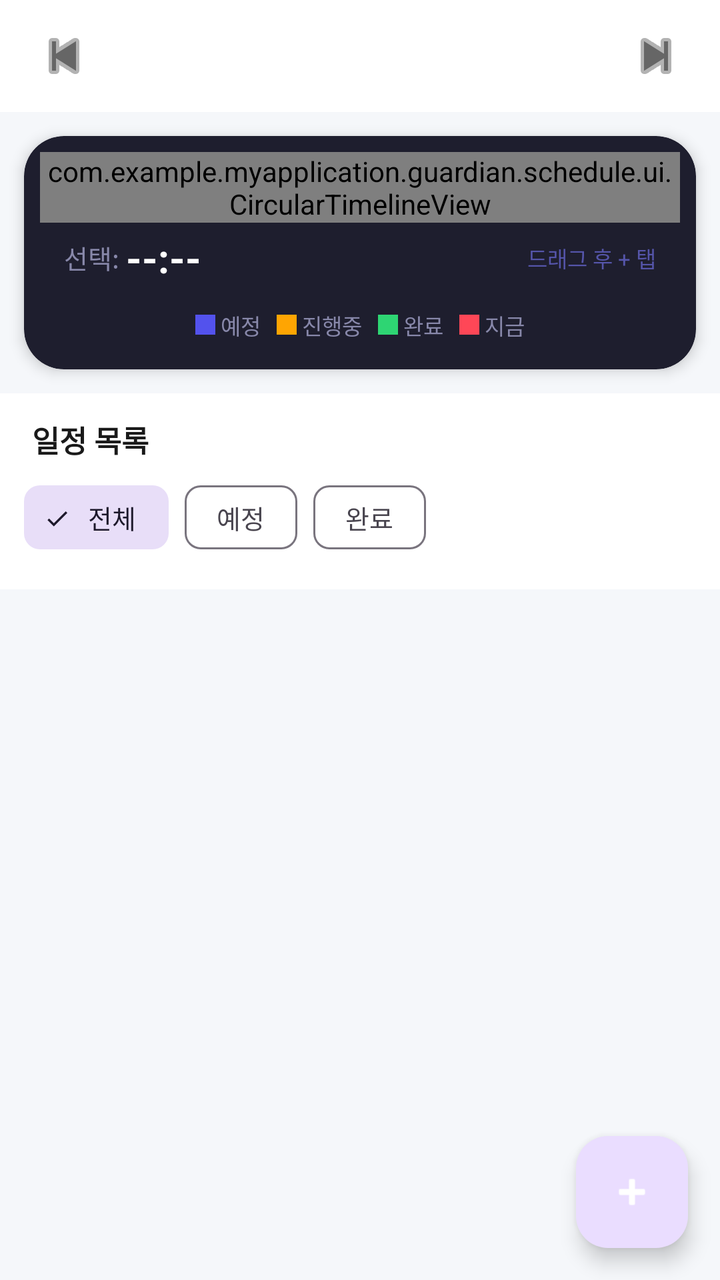
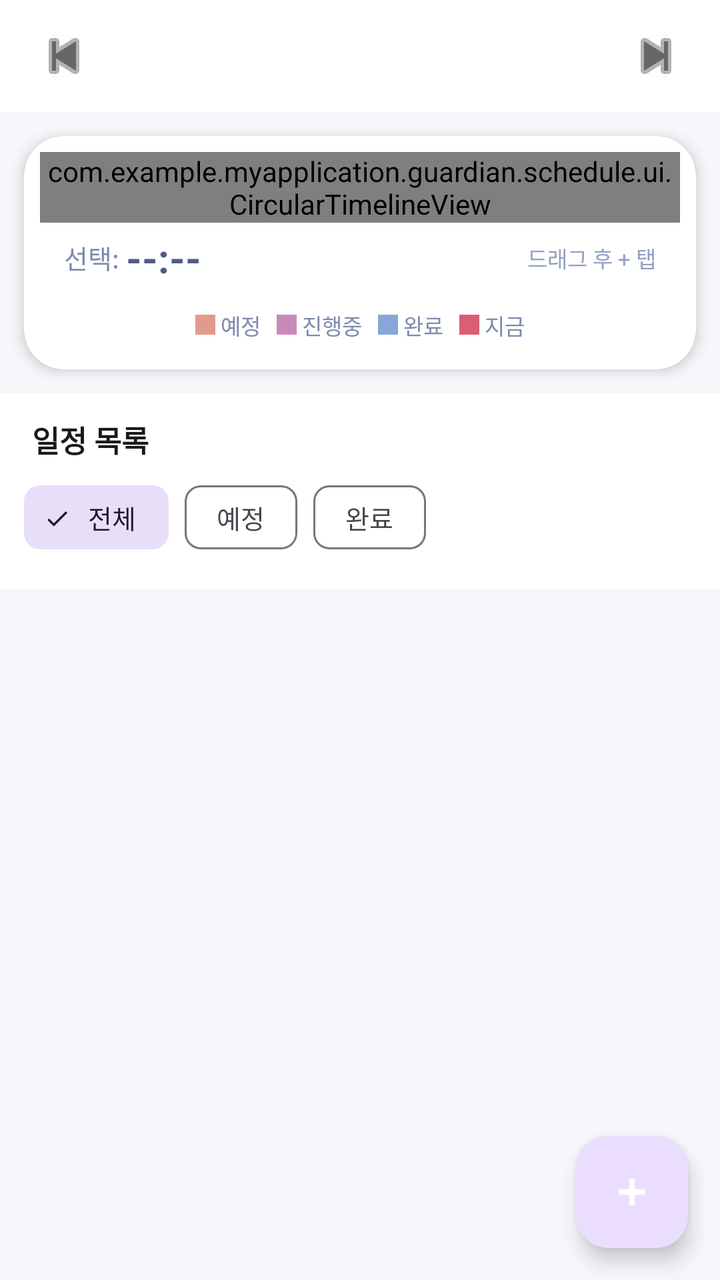

Before-and-after screenshots of an Android layout around one commit, followed by the original layout XML and the change that was made.
<!-- AndroidManifest.xml: application theme Theme.MyApplication -->
<!-- res/layout/fragment_schedule.xml -->
<?xml version="1.0" encoding="utf-8"?>
<androidx.coordinatorlayout.widget.CoordinatorLayout
    xmlns:android="http://schemas.android.com/apk/res/android"
    xmlns:app="http://schemas.android.com/apk/res-auto"
    android:layout_width="match_parent"
    android:layout_height="match_parent"
    android:background="@color/bgPage">

    <androidx.core.widget.NestedScrollView
        android:layout_width="match_parent"
        android:layout_height="match_parent">

        <LinearLayout
            android:layout_width="match_parent"
            android:layout_height="wrap_content"
            android:orientation="vertical">

            
            <LinearLayout
                android:layout_width="match_parent"
                android:layout_height="56dp"
                android:orientation="horizontal"
                android:gravity="center_vertical"
                android:paddingHorizontal="12dp"
                android:background="@color/bgCard">

                <ImageButton
                    android:id="@+id/btnPrevDay"
                    android:layout_width="40dp"
                    android:layout_height="40dp"
                    android:src="@android:drawable/ic_media_previous"
                    android:background="?attr/selectableItemBackgroundBorderless"
                    android:tint="@color/textSecondary"
                    android:contentDescription="이전날"/>

                <TextView
                    android:id="@+id/tvDate"
                    android:layout_width="0dp"
                    android:layout_height="wrap_content"
                    android:layout_weight="1"
                    android:gravity="center"
                    android:textSize="16sp"
                    android:textStyle="bold"
                    android:textColor="@color/textPrimary"/>

                <ImageButton
                    android:id="@+id/btnNextDay"
                    android:layout_width="40dp"
                    android:layout_height="40dp"
                    android:src="@android:drawable/ic_media_next"
                    android:background="?attr/selectableItemBackgroundBorderless"
                    android:tint="@color/textSecondary"
                    android:contentDescription="다음날"/>

            </LinearLayout>

            
            <androidx.cardview.widget.CardView
                xmlns:card="http://schemas.android.com/apk/res-auto"
                android:layout_width="match_parent"
                android:layout_height="wrap_content"
                android:layout_margin="12dp"
                card:cardCornerRadius="20dp"
                card:cardElevation="4dp"
                card:cardBackgroundColor="#1E1E2E">

                <LinearLayout
                    android:layout_width="match_parent"
                    android:layout_height="wrap_content"
                    android:orientation="vertical">

                    <com.example.myapplication.guardian.schedule.ui.CircularTimelineView
                        android:id="@+id/timelineView"
                        android:layout_width="match_parent"
                        android:layout_height="wrap_content"
                        android:layout_marginHorizontal="8dp"
                        android:layout_marginTop="8dp"/>

                    
                    <LinearLayout
                        android:layout_width="match_parent"
                        android:layout_height="wrap_content"
                        android:orientation="horizontal"
                        android:gravity="center_vertical"
                        android:paddingHorizontal="20dp"
                        android:paddingBottom="12dp"
                        android:paddingTop="4dp">

                        <TextView
                            android:layout_width="wrap_content"
                            android:layout_height="wrap_content"
                            android:text="선택: "
                            android:textSize="13sp"
                            android:textColor="#8888AA"/>

                        <TextView
                            android:id="@+id/tvSelectedTime"
                            android:layout_width="0dp"
                            android:layout_height="wrap_content"
                            android:layout_weight="1"
                            android:text="--:--"
                            android:textSize="20sp"
                            android:textStyle="bold"
                            android:textColor="#FFFFFF"/>

                        <TextView
                            android:layout_width="wrap_content"
                            android:layout_height="wrap_content"
                            android:text="드래그 후 + 탭"
                            android:textSize="11sp"
                            android:textColor="#5555AA"/>

                    </LinearLayout>

                    
                    <LinearLayout
                        android:layout_width="match_parent"
                        android:layout_height="wrap_content"
                        android:orientation="horizontal"
                        android:gravity="center"
                        android:paddingBottom="14dp">

                        <View android:layout_width="10dp" android:layout_height="10dp" android:background="#5352ED"/>
                        <TextView android:layout_width="wrap_content" android:layout_height="wrap_content"
                            android:text=" 예정   " android:textSize="11sp" android:textColor="#8888AA"/>

                        <View android:layout_width="10dp" android:layout_height="10dp" android:background="#FFA502"/>
                        <TextView android:layout_width="wrap_content" android:layout_height="wrap_content"
                            android:text=" 진행중   " android:textSize="11sp" android:textColor="#8888AA"/>

                        <View android:layout_width="10dp" android:layout_height="10dp" android:background="#2ED573"/>
                        <TextView android:layout_width="wrap_content" android:layout_height="wrap_content"
                            android:text=" 완료   " android:textSize="11sp" android:textColor="#8888AA"/>

                        <View android:layout_width="10dp" android:layout_height="10dp" android:background="#FF4757"/>
                        <TextView android:layout_width="wrap_content" android:layout_height="wrap_content"
                            android:text=" 지금" android:textSize="11sp" android:textColor="#8888AA"/>

                    </LinearLayout>

                </LinearLayout>
            </androidx.cardview.widget.CardView>

            
            <LinearLayout
                android:layout_width="match_parent"
                android:layout_height="wrap_content"
                android:orientation="vertical"
                android:background="@color/bgCard"
                android:paddingBottom="4dp">

                <TextView
                    android:id="@+id/tvScheduleHeader"
                    android:layout_width="wrap_content"
                    android:layout_height="wrap_content"
                    android:text="일정 목록"
                    android:textSize="15sp"
                    android:textStyle="bold"
                    android:textColor="@color/textPrimary"
                    android:paddingHorizontal="16dp"
                    android:paddingTop="12dp"
                    android:paddingBottom="4dp"/>

                <com.google.android.material.chip.ChipGroup
                    android:id="@+id/chipGroupFilter"
                    android:layout_width="match_parent"
                    android:layout_height="wrap_content"
                    android:paddingHorizontal="12dp"
                    android:paddingBottom="8dp"
                    app:singleSelection="true"
                    app:selectionRequired="true">

                    <com.google.android.material.chip.Chip
                        android:id="@+id/chipAll"
                        android:layout_width="wrap_content"
                        android:layout_height="wrap_content"
                        android:text="전체"
                        android:textSize="13sp"
                        style="@style/Widget.Material3.Chip.Filter"
                        android:checked="true"/>

                    <com.google.android.material.chip.Chip
                        android:id="@+id/chipPending"
                        android:layout_width="wrap_content"
                        android:layout_height="wrap_content"
                        android:text="예정"
                        android:textSize="13sp"
                        style="@style/Widget.Material3.Chip.Filter"/>

                    <com.google.android.material.chip.Chip
                        android:id="@+id/chipDone"
                        android:layout_width="wrap_content"
                        android:layout_height="wrap_content"
                        android:text="완료"
                        android:textSize="13sp"
                        style="@style/Widget.Material3.Chip.Filter"/>

                </com.google.android.material.chip.ChipGroup>

            </LinearLayout>

            <TextView
                android:id="@+id/tvEmpty"
                android:layout_width="match_parent"
                android:layout_height="wrap_content"
                android:text="이 날짜에 일정이 없어요\n+ 버튼으로 추가해보세요"
                android:textSize="14sp"
                android:textColor="@color/textHint"
                android:gravity="center"
                android:paddingVertical="32dp"
                android:visibility="gone"/>

            <androidx.recyclerview.widget.RecyclerView
                android:id="@+id/rvSchedule"
                android:layout_width="match_parent"
                android:layout_height="wrap_content"
                android:nestedScrollingEnabled="false"
                android:paddingHorizontal="12dp"
                android:paddingBottom="80dp"
                android:clipToPadding="false"/>

        </LinearLayout>
    </androidx.core.widget.NestedScrollView>

    <com.google.android.material.floatingactionbutton.FloatingActionButton
        android:id="@+id/fabAdd"
        android:layout_width="wrap_content"
        android:layout_height="wrap_content"
        android:layout_gravity="bottom|end"
        android:layout_margin="16dp"
        android:src="@android:drawable/ic_input_add"
        app:tint="@android:color/white"/>

</androidx.coordinatorlayout.widget.CoordinatorLayout>
<!-- resources referenced by this layout -->
<resources>
  <color name="bgCard">#FFFFFF</color>
  <color name="bgPage">#F5F7FA</color>
  <color name="textHint">#AAAAAA</color>
  <color name="textPrimary">#1A1A1A</color>
  <color name="textSecondary">#666666</color>
  <style name="Theme.MyApplication" parent="Base.Theme.MyApplication" />
  <style name="Base.Theme.MyApplication" parent="Theme.Material3.Light.NoActionBar">
          <item name="colorPrimary">@color/colorPrimary</item>
          <item name="colorPrimaryDark">@color/colorPrimaryDark</item>
          <item name="colorOnPrimary">@color/white</item>
          <item name="colorSurface">@color/white</item>
          <item name="colorOnSurface">@color/textPrimary</item>
          <item name="android:windowBackground">@color/bgPage</item>
          <item name="android:statusBarColor">@color/white</item>
          <item name="android:windowLightStatusBar" tools:targetApi="23">true</item>
      </style>
  <color name="colorPrimary">#1976D2</color>
  <color name="colorPrimaryDark">#115293</color>
  <color name="white">#FFFFFFFF</color>
</resources>

<!-- the commit's change to res/layout/fragment_schedule.xml (unified diff, before → after) -->
@@ -62,7 +62,7 @@
                 android:layout_margin="12dp"
                 card:cardCornerRadius="20dp"
                 card:cardElevation="4dp"
-                card:cardBackgroundColor="#1E1E2E">
+                card:cardBackgroundColor="#FFFFFF">
 
                 <LinearLayout
                     android:layout_width="match_parent"
@@ -91,7 +91,7 @@
                             android:layout_height="wrap_content"
                             android:text="선택: "
                             android:textSize="13sp"
-                            android:textColor="#8888AA"/>
+                            android:textColor="#7D8AAD"/>
 
                         <TextView
                             android:id="@+id/tvSelectedTime"
@@ -101,14 +101,14 @@
                             android:text="--:--"
                             android:textSize="20sp"
                             android:textStyle="bold"
-                            android:textColor="#FFFFFF"/>
+                            android:textColor="#4F5D82"/>
 
                         <TextView
                             android:layout_width="wrap_content"
                             android:layout_height="wrap_content"
                             android:text="드래그 후 + 탭"
                             android:textSize="11sp"
-                            android:textColor="#5555AA"/>
+                            android:textColor="#92A0C1"/>
 
                     </LinearLayout>
 
@@ -120,21 +120,21 @@
                         android:gravity="center"
                         android:paddingBottom="14dp">
 
-                        <View android:layout_width="10dp" android:layout_height="10dp" android:background="#5352ED"/>
-                        <TextView android:layout_width="wrap_content" android:layout_height="wrap_content"
-                            android:text=" 예정   " android:textSize="11sp" android:textColor="#8888AA"/>
-
-                        <View android:layout_width="10dp" android:layout_height="10dp" android:background="#FFA502"/>
-                        <TextView android:layout_width="wrap_content" android:layout_height="wrap_content"
-                            android:text=" 진행중   " android:textSize="11sp" android:textColor="#8888AA"/>
-
-                        <View android:layout_width="10dp" android:layout_height="10dp" android:background="#2ED573"/>
-                        <TextView android:layout_width="wrap_content" android:layout_height="wrap_content"
-                            android:text=" 완료   " android:textSize="11sp" android:textColor="#8888AA"/>
-
-                        <View android:layout_width="10dp" android:layout_height="10dp" android:background="#FF4757"/>
-                        <TextView android:layout_width="wrap_content" android:layout_height="wrap_content"
-                            android:text=" 지금" android:textSize="11sp" android:textColor="#8888AA"/>
+                        <View android:layout_width="10dp" android:layout_height="10dp" android:background="#E39A8D"/>
+                        <TextView android:layout_width="wrap_content" android:layout_height="wrap_content"
+                            android:text=" 예정   " android:textSize="11sp" android:textColor="#7D8AAD"/>
+
+                        <View android:layout_width="10dp" android:layout_height="10dp" android:background="#C98AB7"/>
+                        <TextView android:layout_width="wrap_content" android:layout_height="wrap_content"
+                            android:text=" 진행중   " android:textSize="11sp" android:textColor="#7D8AAD"/>
+
+                        <View android:layout_width="10dp" android:layout_height="10dp" android:background="#88A6D8"/>
+                        <TextView android:layout_width="wrap_content" android:layout_height="wrap_content"
+                            android:text=" 완료   " android:textSize="11sp" android:textColor="#7D8AAD"/>
+
+                        <View android:layout_width="10dp" android:layout_height="10dp" android:background="#D95F74"/>
+                        <TextView android:layout_width="wrap_content" android:layout_height="wrap_content"
+                            android:text=" 지금" android:textSize="11sp" android:textColor="#7D8AAD"/>
 
                     </LinearLayout>
 
